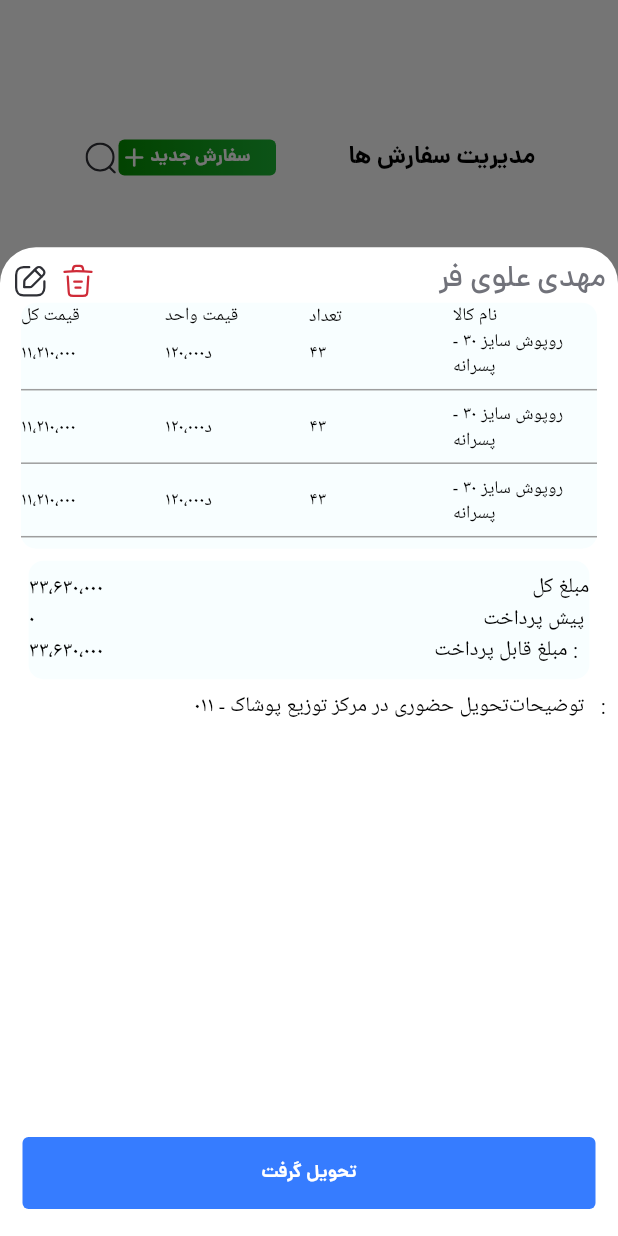
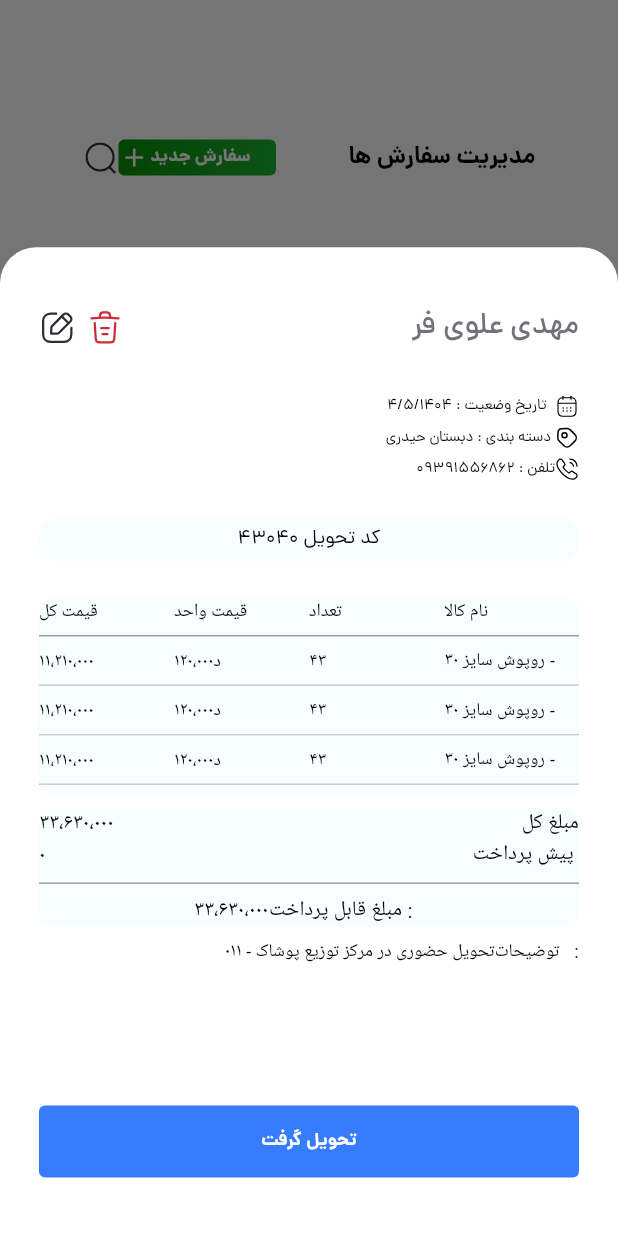
Before and after one commit to hdsneshati/layer_first_task, a Flutter app: the OrdersScreen screen opened directly, after a tap on "نمایش جزئیات سفارش", on a phone screen of 412 x 824 dp. Run offline on Flutter 3.47's test engine with Material 3 defaults, Android fonts, the phone set to English and light mode, and no system bars; our stand-ins replace flutter_svg.

Commit message:
fixed order screen

```diff
--- a/layer_first_task/lib/feature/presentation/orders/screens/bottunscroler.dart
+++ b/layer_first_task/lib/feature/presentation/orders/screens/bottunscroler.dart
@@ -9,14 +9,17 @@ class BottunScrollerScreen extends StatelessWidget {
   @override
   Widget build(BuildContext context) {
     return Padding(
-      padding: const EdgeInsets.all(8.0),
+      padding: const EdgeInsets.symmetric(vertical: 39.0, horizontal: 26.0),
       child: Column(
         mainAxisSize: MainAxisSize.min,
         children: [
           // ... بخش اطلاعات کاربر و آیکون‌ها ...
           // ... بخش کد تحویل ...
           // جدول کالاها
-           const  HeaderNameOrder(),
+          const HeaderNameOrder(),
+          _buildInformation(context),
+
+      _buildcode(context),
           Container(
             width: 384,
             decoration: BoxDecoration(
@@ -25,7 +28,6 @@ class BottunScrollerScreen extends StatelessWidget {
             ),
             child: Column(
               children: [
-
                 _buildTableHeader(context),
                 ..._buildOrderRows(context),
               ],
@@ -36,12 +38,11 @@ class BottunScrollerScreen extends StatelessWidget {
           _buildAmountSummary(context),
           const SizedBox(height: 8),
           // توضیحات
-          const Row(
+           Row(
             mainAxisAlignment: MainAxisAlignment.end,
             children: [
-
-              Text('تحویل حضوری در مرکز توزیع پوشاک - ۰۱۱'),
-            Text('توضیحات   :'),
+              Text('تحویل حضوری در مرکز توزیع پوشاک - ۰۱۱',style:  Theme.of(context).textTheme.bodySmall),
+              Text('توضیحات   :',style : Theme.of(context).textTheme.bodySmall),
             ],
           ),
           const Spacer(),
@@ -71,23 +72,29 @@ class BottunScrollerScreen extends StatelessWidget {
               ),
             ),
           ),
-          10.0.verticalSpace,
+
         ],
       ),
     );
   }
 
-
-
-
   Widget _buildTableHeader(BuildContext context) {
     final textStyle = Theme.of(context).textTheme.bodySmall;
-    return Row(
+    return Column(
+      children: [
+        Row(
           children: [
             Expanded(child: Text('قیمت کل', style: textStyle)),
             Expanded(child: Text('قیمت واحد', style: textStyle)),
             Expanded(child: Text('تعداد', style: textStyle)),
             Expanded(child: Text('نام کالا', style: textStyle)),
+          ],
+        ),
+        const Divider(
+        color: Color.fromARGB(255, 155, 153, 153), // رنگ دلخواه
+        thickness: 1, // ضخامت خط
+        height: 16, // فاصله عمودی
+      )
       ],
     );
   }
@@ -95,9 +102,9 @@ class BottunScrollerScreen extends StatelessWidget {
   List<Widget> _buildOrderRows(BuildContext context) {
     final textStyle = Theme.of(context).textTheme.bodySmall;
     List<List<String>> items = [
-    ['۱۱،۲۱۰،۰۰۰', '۱۲۰،۰۰۰د', '۴۳', 'روپوش سایز ۳۰ - پسرانه'],
-    ['۱۱،۲۱۰،۰۰۰', '۱۲۰،۰۰۰د', '۴۳', 'روپوش سایز ۳۰ - پسرانه'],
-    ['۱۱،۲۱۰،۰۰۰', '۱۲۰،۰۰۰د', '۴۳', 'روپوش سایز ۳۰ - پسرانه'],
+      ['۱۱،۲۱۰،۰۰۰', '۱۲۰،۰۰۰د', '۴۳', 'روپوش سایز ۳۰ - '],
+      ['۱۱،۲۱۰،۰۰۰', '۱۲۰،۰۰۰د', '۴۳', 'روپوش سایز ۳۰ - '],
+      ['۱۱،۲۱۰،۰۰۰', '۱۲۰،۰۰۰د', '۴۳', 'روپوش سایز ۳۰ - '],
     ];
     List<Widget> rows = [];
     for (var item in items) {
@@ -112,17 +119,18 @@ class BottunScrollerScreen extends StatelessWidget {
         ),
       );
       rows.add(const Divider(
-       color: Colors.grey, // رنگ دلخواه
-  thickness: 1,      // ضخامت خط
-  height: 16,       // فاصله عمودی
+        color: Color.fromARGB(255, 205, 202, 202), // رنگ دلخواه
+        thickness: 1, // ضخامت خط
+        height: 16, // فاصله عمودی
       ));
     }
     return rows;
   }
+
   Widget _buildAmountSummary(BuildContext context) {
     return Container(
       width: 374,
-      height: 79,
+
       decoration: BoxDecoration(
         color: Theme.of(context).colorScheme.secondaryContainer,
         borderRadius: BorderRadius.circular(10),
@@ -144,8 +152,13 @@ class BottunScrollerScreen extends StatelessWidget {
               Text('پیش پرداخت '),
             ],
           ),
+          Divider(
+             color: Colors.grey, // رنگ دلخواه
+        thickness: 1, // ضخامت خط
+        height: 16, // فاصله عمودی
+          ),
           Row(
-            mainAxisAlignment: MainAxisAlignment.spaceBetween,
+            mainAxisAlignment: MainAxisAlignment.center,
             children: [
               Text('۳۳،۶۳۰،۰۰۰'),
               Text('مبلغ قابل پرداخت :  '),
@@ -157,6 +170,109 @@ class BottunScrollerScreen extends StatelessWidget {
   }
 }
 
+Widget _buildInformation(BuildContext context) {
+  return Column(
+    mainAxisAlignment: MainAxisAlignment.spaceBetween,
+    children: [
+      Row(mainAxisAlignment: MainAxisAlignment.end, children: [
+        const Text(
+          'تاریخ وضعیت : ۴/۵/۱۴۰۴  ',
+          style: TextStyle(
+            fontFamily: "dana",
+            fontSize: 10,
+            color: Color(0xff000000),
+            fontWeight: FontWeight.w400,
+          ),
+        ),
+        SvgPicture.asset(
+          IconPath.calender,
+          height: 16,
+          width: 16,
+          colorFilter: const ColorFilter.mode(
+            Color(0xff000000),
+            BlendMode.srcIn,
+          ),
+        ),
+      ]),
+    5.0.verticalSpace,
+      Row(mainAxisAlignment: MainAxisAlignment.end, children: [
+        const Text(
+          'دسته بندی : دبستان حیدری ',
+          style: TextStyle(
+            fontFamily: "dana",
+            fontSize: 10,
+            color: Color(0xff000000),
+            fontWeight: FontWeight.w400,
+          ),
+        ),
+        SvgPicture.asset(
+          IconPath.tag,
+          height: 16,
+          width: 16,
+          colorFilter: const ColorFilter.mode(
+            Color(0xff000000),
+            BlendMode.srcIn,
+          ),
+        ),
+      ]),
+     5.0.verticalSpace,
+      Row(mainAxisAlignment: MainAxisAlignment.end, children: [
+        const Text(
+          '    تلفن : ۰۹۳۹۱۵۵۶۸۶۲',
+          style: TextStyle(
+            fontFamily: "dana",
+            fontSize: 10,
+            color: Color(0xff000000),
+            fontWeight: FontWeight.w400,
+          ),
+        ),
+        SvgPicture.asset(
+          IconPath.call,
+          height: 16,
+          width: 16,
+          colorFilter: const ColorFilter.mode(
+            Color(0xff000000),
+            BlendMode.srcIn,
+          ),
+        ),
+      ]),
+    ],
+  );
+}
+
+Widget _buildcode(BuildContext context){
+  return   Padding(
+              padding: const EdgeInsets.symmetric(vertical: 25.0),
+              child: Container(
+              width: 384,
+              height: 28,
+              decoration: BoxDecoration(
+                color: Theme.of(context).colorScheme.secondaryContainer,
+                borderRadius: BorderRadius.circular(10),
+              ),
+              child:const Row(
+                mainAxisAlignment: MainAxisAlignment.center,
+                children: [
+                   Text('۴۳۰۴۰ ',
+               style: TextStyle(
+                  fontFamily: "dana",
+                  fontSize: 13,
+                  color: Color(0xff000000),
+                  fontWeight: FontWeight.w400,
+                ),),
+              Text('کد تحویل',
+               style: TextStyle(
+                  fontFamily: "dana",
+                  fontSize: 13,
+                  color: Color(0xff000000),
+                  fontWeight: FontWeight.w400,
+                ),
+                )
+                ],
+              )),
+            );
+}
+
 class HeaderNameOrder extends StatelessWidget {
   const HeaderNameOrder({
     super.key,
@@ -164,8 +280,9 @@ class HeaderNameOrder extends StatelessWidget {
 
   @override
   Widget build(BuildContext context) {
-    return Row(
-
+    return Padding(
+      padding: const EdgeInsets.only(bottom: 30.0),
+      child: Row(
         children: [
           Row(
             children: [
@@ -183,14 +300,17 @@ class HeaderNameOrder extends StatelessWidget {
             ],
           ),
           const Spacer(),
-     const    Text('مهدی علوی فر',
+          const Text(
+            'مهدی علوی فر',
             style: TextStyle(
               fontFamily: "dana",
               fontSize: 20,
               color: Color(0xff71727A),
               fontWeight: FontWeight.w500,
-            ),),
+            ),
+          ),
         ],
+      ),
     );
   }
 }
--- a/layer_first_task/lib/feature/presentation/orders/widgets/card.dart
+++ b/layer_first_task/lib/feature/presentation/orders/widgets/card.dart
@@ -4,6 +4,7 @@ import 'package:layer_first_task/config/asset/icons_path.dart';
 import 'package:layer_first_task/config/asset/svg_path.dart';
 import 'package:layer_first_task/config/extentions/gap_space_extension.dart';
 import 'package:layer_first_task/config/theme/color_pallet.dart';
+import 'package:layer_first_task/feature/presentation/orders/screens/bottunscroler.dart';
 
 class OrderItem {
   final String title;
@@ -12,7 +13,7 @@ class OrderItem {
   OrderItem({required this.title, required this.desc, required this.value});
 }
 
-class CardOrderScreen extends StatelessWidget {
+class CardOrderScreen extends StatefulWidget {
   final String customerName;
   final String status;
   final String payment;
@@ -27,12 +28,40 @@ class CardOrderScreen extends StatelessWidget {
   });
 
   @override
+  State<CardOrderScreen> createState() => _CardOrderScreenState();
+}
+
+class _CardOrderScreenState extends State<CardOrderScreen> {
+
+
+ void _showCustomBottomSheet() {
+    showModalBottomSheet(
+      context: context,
+      isScrollControlled: true,
+      backgroundColor: Colors.transparent,
+      builder: (context) {
+        return DraggableScrollableSheet(
+          initialChildSize: 0.8, // 80% از ارتفاع صفحه
+          minChildSize: 0.1,
+          maxChildSize: 0.3,
+          expand: false,
+          builder: (context, scrollController) {
+            return const BottunScrollerScreen();
+          },
+        );
+      },
+    );
+  }
+
+
+
+  @override
   Widget build(BuildContext context) {
     return Padding(
       padding: const EdgeInsets.symmetric(horizontal: 31.0, vertical: 10.0),
       child: Container(
         width: 420,
-        height: 143,
+
         decoration: BoxDecoration(
           color: Theme.of(context).colorScheme.secondaryContainer,
           borderRadius: BorderRadius.circular(10),
@@ -43,13 +72,13 @@ class CardOrderScreen extends StatelessWidget {
             Row(
               crossAxisAlignment: CrossAxisAlignment.start,
               children: [
-
                 // بخش آیتم‌ها
                 Padding(
-                  padding: const EdgeInsets.only(left: 5.0,right: 5.0,top: 20.0),
+                  padding:
+                      const EdgeInsets.only(left: 5.0, right: 5.0, top: 20.0),
                   child: Container(
                     width: 185,
-                    height: 90,
+
                     decoration: BoxDecoration(
                       color: Theme.of(context).colorScheme.secondaryContainer,
                       borderRadius: BorderRadius.circular(10),
@@ -58,7 +87,7 @@ class CardOrderScreen extends StatelessWidget {
                       padding: const EdgeInsets.only(left: 8.0),
                       child: Column(
                         children: [
-                          ...items.map((item) => Column(
+                          ...widget.items.map((item) => Column(
                                 children: [
                                   Row(
                                     children: [
@@ -106,10 +135,13 @@ class CardOrderScreen extends StatelessWidget {
                                   8.0.verticalSpace
                                 ],
                               )),
-                          const Row(
+                           Row(
                             mainAxisAlignment: MainAxisAlignment.center,
                             children: [
-
+                              ElevatedButton(
+                                onPressed: _showCustomBottomSheet,
+                                child: const Text('سفارش',style:TextStyle(fontSize: 7,),),
+                              ),
                               Text(
                                 'محصول دیگر',
                                 style: TextStyle(
@@ -119,7 +151,7 @@ class CardOrderScreen extends StatelessWidget {
                                   fontWeight: FontWeight.w400,
                                 ),
                               ),
-                               Text(
+                              Text(
                                 '4',
                                 style: TextStyle(
                                   fontFamily: "dana",
@@ -145,8 +177,8 @@ class CardOrderScreen extends StatelessWidget {
                         mainAxisAlignment: MainAxisAlignment.end,
                         children: [
                           Text(
-                            customerName,
-                            style:const TextStyle(
+                            widget.customerName,
+                            style: const TextStyle(
                               fontFamily: "dana",
                               fontSize: 13,
                               color: Color(0xff525252),
@@ -159,7 +191,7 @@ class CardOrderScreen extends StatelessWidget {
                       Row(
                         mainAxisAlignment: MainAxisAlignment.end,
                         children: [
-                         const Text(
+                          const Text(
                             '۱۰/۱۰/۱۴۰۲:تاریخ',
                             style: TextStyle(
                               fontFamily: "dana",
@@ -172,8 +204,8 @@ class CardOrderScreen extends StatelessWidget {
                             SvgPath.calendar,
                             height: 24,
                             width: 24,
-                             colorFilter:const ColorFilter.mode(
-                               Color(0xff525252),
+                            colorFilter: const ColorFilter.mode(
+                              Color(0xff525252),
                               BlendMode.srcIn,
                             ),
                           ),
@@ -187,8 +219,8 @@ class CardOrderScreen extends StatelessWidget {
                             IconPath.paperclip,
                             height: 24,
                             width: 24,
-                            colorFilter:const ColorFilter.mode(
-                               Color(0xff525252),
+                            colorFilter: const ColorFilter.mode(
+                              Color(0xff525252),
                               BlendMode.srcIn,
                             ),
                           ),
@@ -214,7 +246,7 @@ class CardOrderScreen extends StatelessWidget {
                 Row(
                   children: [
                     Text(
-                      status,
+                      widget.status,
                       style: const TextStyle(
                         fontFamily: "dana",
                         fontSize: 7,
@@ -242,7 +274,7 @@ class CardOrderScreen extends StatelessWidget {
                       ),
                     ),
                     Text(
-                      payment,
+                      widget.payment,
                       style: const TextStyle(
                         fontFamily: "dana",
                         fontSize: 11,
--- a/layer_first_task/lib/feature/presentation/orders/widgets/filter_data_widget.dart
+++ b/layer_first_task/lib/feature/presentation/orders/widgets/filter_data_widget.dart
@@ -47,9 +47,14 @@ class _FilterDataState extends State<FilterData> {
                 child: Container(
                   height: 24,
                   decoration: BoxDecoration(
-                    color: selectedIndex == 2
-                        ? Theme.of(context).colorScheme.primary.withOpacity(0.2)
+                    border: Border.all(
+                      color: selectedIndex == 2
+                        ? Theme.of(context).colorScheme.secondary.withOpacity(0.4)
                         : const Color(0xffE8EBF1),
+                    ),
+                     color: selectedIndex == 2
+                        ? Theme.of(context).colorScheme.secondary.withOpacity(0.2)
+                        :Theme.of(context).colorScheme.secondary.withOpacity(0.1),
                     borderRadius: BorderRadius.circular(10),
                   ),
                   child: Row(
@@ -57,8 +62,7 @@ class _FilterDataState extends State<FilterData> {
                     children: [
                       if (selectedIndex == 2)
                         Positioned(
-                          top: 0,
-                          left: 0,
+
                           child: GestureDetector(
                             onTap: () {
                               setState(() {
@@ -71,10 +75,14 @@ class _FilterDataState extends State<FilterData> {
                                 height: 10,
                                 IconPath.ellips12,
                               ),
-                              SvgPicture.asset(
-                                width: 10,
-                                height: 10,
-                                IconPath.cancel,
+                              Positioned(
+                                top: 3,
+                                left: 3,
+                                child: SvgPicture.asset(
+                                  width: 4,
+                                  height: 4,
+                                  IconPath.cancel,
+                                ),
                               ),
                             ]),
                           ),
@@ -83,8 +91,9 @@ class _FilterDataState extends State<FilterData> {
                         'سفارشات امروز   ',
                         style: TextStyle(
                           color: selectedIndex == 2
-                              ? Theme.of(context).colorScheme.primary
-                              : Theme.of(context).colorScheme.onSurface,
+
+                              ? Theme.of(context).colorScheme.onSurface
+                               : Colors.grey,
                         ),
                       ),
                       SvgPicture.asset(
@@ -92,9 +101,8 @@ class _FilterDataState extends State<FilterData> {
                         height: 19,
                         SvgPath.calendar,
                         colorFilter: ColorFilter.mode(
-                          selectedIndex == 2
-                              ? Theme.of(context).colorScheme.primary
-                              : Theme.of(context).colorScheme.onSurface,
+
+                               Theme.of(context).colorScheme.onSurface,
                           BlendMode.srcIn,
                         ),
                       ),
@@ -112,9 +120,12 @@ class _FilterDataState extends State<FilterData> {
                 child: Container(
                   height: 24,
                   decoration: BoxDecoration(
-                    color: selectedIndex == 1
-                        ? Theme.of(context).colorScheme.primary.withOpacity(0.2)
+                    border: Border.all(
+                      color: selectedIndex == 2
+                        ? Theme.of(context).colorScheme.secondary.withOpacity(0.2)
                         : const Color(0xffE8EBF1),
+                    ),
+
                     borderRadius: BorderRadius.circular(10),
                   ),
                   child: Row(
@@ -137,8 +148,8 @@ class _FilterDataState extends State<FilterData> {
                                 IconPath.ellips12,
                               ),
                               SvgPicture.asset(
-                                width: 10,
-                                height: 10,
+                                width: 4,
+                                height: 4,
                                 IconPath.cancel,
                               ),
                             ]),
@@ -147,9 +158,10 @@ class _FilterDataState extends State<FilterData> {
                       Text(
                         'فیلتر   ',
                         style: TextStyle(
-                          color: selectedIndex == 1
-                              ? Theme.of(context).colorScheme.primary
-                              : Theme.of(context).colorScheme.onSurface,
+                           color: selectedIndex == 2
+
+                              ? Theme.of(context).colorScheme.onSurface
+                               : Colors.grey,
                         ),
                       ),
                       SvgPicture.asset(
--- a/layer_first_task/lib/main.dart
+++ b/layer_first_task/lib/main.dart
@@ -1,5 +1,6 @@
 import 'package:flutter/material.dart';
 import 'package:layer_first_task/config/theme/color_pallet.dart';
+import 'package:layer_first_task/feature/presentation/login/screens/VerifyCodeScreen.dart';
 import 'package:layer_first_task/feature/presentation/orders/screens/orser_screen.dart';
 
 void main() {
@@ -19,7 +20,7 @@ class MyApp extends StatelessWidget {
         useMaterial3: true,
       ),
       debugShowCheckedModeBanner: false,
-      home: const OrdersScreen(),
+      home: const VerifyCodeScreen(),
     );
   }
 }
```
Lines whose indentation alone changed are shown as unchanged.
